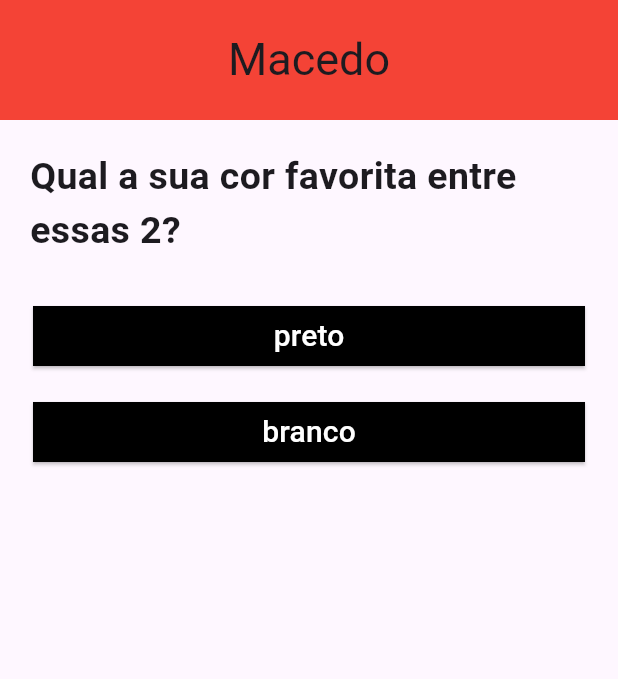
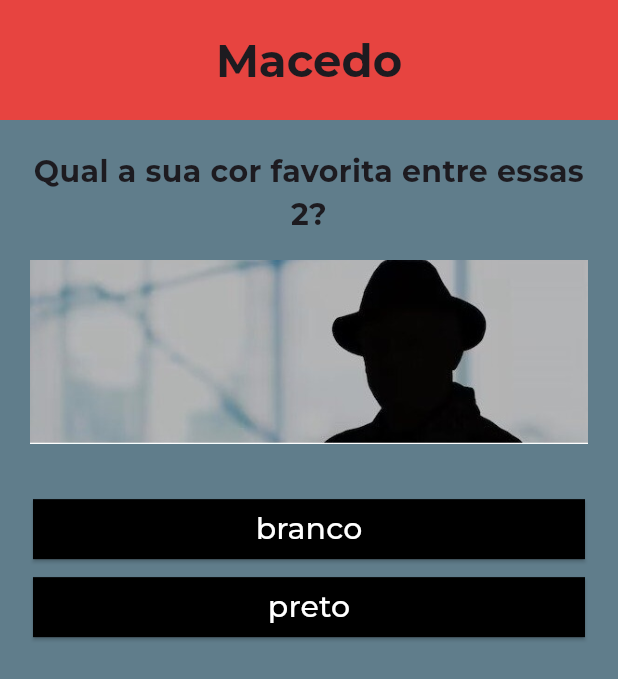
Before and after one commit to Macedo98/myapp, a Flutter app: the screen it shows after launch, on a phone screen of 412 x 824 dp. Shown: the top 679 px of the screen. Run offline on Flutter 3.47's test engine with Material 3 defaults, Android fonts, the phone set to English and light mode, and no system bars; our stand-ins replace google_fonts.

```diff
--- a/lib/botoes.dart
+++ b/lib/botoes.dart
@@ -1,10 +1,16 @@
 import 'package:flutter/material.dart';
 
 class Botoes extends StatelessWidget {
-  const Botoes({required this.resp, required this.txt, super.key});
+  const Botoes({
+    required this.resp,
+    required this.txt,
+    required this.ponto,
+    super.key,
+  });
 
-  final void Function(String) resp;
+  final void Function(String, int) resp;
   final String txt;
+  final int ponto;
 
   @override
   Widget build(BuildContext context) {
@@ -13,7 +19,7 @@ class Botoes extends StatelessWidget {
       child: SizedBox(
         width: double.infinity,
         child: ElevatedButton(
-          onPressed: () => resp(txt),
+          onPressed: () => resp(txt, ponto),
           style: ElevatedButton.styleFrom(
             backgroundColor: Colors.black,
             foregroundColor: Colors.white,
--- a/lib/dados.dart
+++ b/lib/dados.dart
@@ -3,21 +3,39 @@ import './pergunta_respostas.dart';
 final List<PerguntaRespostas> perguntasRespostas = [
   PerguntaRespostas(
     pergunta: 'Qual a sua cor favorita entre essas 2?',
+    imagem: 'assets/images/misterioso.jpg',
     respostas: [
-      'preto',
-      'branco',
+      {'r': 'preto', 'p': 4},
+      {'r': 'branco', 'p': 4},
     ],
   ),
   PerguntaRespostas(
     pergunta: 'Qual seu animal favorito entre esses?',
-    respostas: ['Gato', 'Cachorro', 'Ornitorrinco'],
+    imagem: 'assets/images/misterioso.jpg',
+    respostas: [
+      {'r': 'Gato', 'p': 0},
+      {'r': 'Cachorro', 'p': 2},
+      {'r': 'Ornitorrinco', 'p': 0},
+    ],
   ),
   PerguntaRespostas(
     pergunta: 'Qual é o seu time?',
-    respostas: ['Palmeiras', 'Corinthians', 'São Paulo', 'Santos'],
+    imagem: 'assets/images/misterioso.jpg',
+    respostas: [
+      {'r': 'Palmeiras', 'p': 0},
+      {'r': 'Corinthians', 'p': 0},
+      {'r': 'São Paulo', 'p': 2},
+      {'r': 'Santos', 'p': 0},
+    ],
   ),
   PerguntaRespostas(
     pergunta: 'Qual sua matéria preferida?',
-    respostas: ['Português', 'Matemática', 'Química', 'Educação Física'],
+    imagem: 'assets/images/misterioso.jpg',
+    respostas: [
+      {'r': 'Português', 'p': 1},
+      {'r': 'Matemática', 'p': 1},
+      {'r': 'Química', 'p': 1},
+      {'r': 'Educação Física', 'p': 2},
+    ],
   ),
 ];
--- a/lib/lista_perguntas.dart
+++ b/lib/lista_perguntas.dart
@@ -5,7 +5,7 @@ import './botoes.dart';
 class ListaPerguntas extends StatelessWidget {
   final int indicePergunta;
   final List<PerguntaRespostas> perguntas;
-  final void Function(String) responder;
+  final void Function(String, int) responder;
 
   const ListaPerguntas({
     super.key,
@@ -17,21 +17,36 @@ class ListaPerguntas extends StatelessWidget {
   @override
   Widget build(BuildContext context) {
     final perguntaAtual = perguntas[indicePergunta];
+    // shuffle apenas das respostas (lista de maps)
+    perguntaAtual.respostas.shuffle();
 
     return Column(
-      crossAxisAlignment: CrossAxisAlignment.stretch,
       children: [
         Text(
           perguntaAtual.pergunta,
-          style: const TextStyle(fontSize: 25, fontWeight: FontWeight.bold),
+          textAlign: TextAlign.center,
+          style: const TextStyle(fontSize: 20, fontWeight: FontWeight.bold),
         ),
-        const SizedBox(height: 20),
-        ...perguntaAtual.respostas
-            .map((textoBotao) => Padding(
-                  padding: const EdgeInsets.symmetric(vertical: 6),
-                  child: Botoes(resp: responder, txt: textoBotao),
-                ))
-            ,
+        Padding(
+          padding: const EdgeInsets.symmetric(vertical: 15),
+          child:
+              perguntaAtual.imagem != null && perguntaAtual.imagem!.isNotEmpty
+                  ? Image.asset(
+                      perguntaAtual.imagem!,
+                      width: double.infinity,
+                    )
+                  : const SizedBox.shrink(),
+        ),
+        const SizedBox(height: 16),
+        ...perguntaAtual.respostas.map(
+          (resposta) {
+            final String txt = resposta['r']?.toString() ?? '';
+            final int ponto = (resposta['p'] is int)
+                ? resposta['p'] as int
+                : int.tryParse('${resposta['p']}') ?? 0;
+            return Botoes(resp: responder, txt: txt, ponto: ponto);
+          },
+        ).toList(),
       ],
     );
   }
--- a/lib/main.dart
+++ b/lib/main.dart
@@ -1,8 +1,9 @@
 import 'package:flutter/material.dart';
-import 'package:myapp/pergunta_respostas.dart';
+import './pergunta_respostas.dart';
 import './dados.dart';
 import './lista_perguntas.dart';
-// import './resultado.dart';
+import './resultado.dart';
+import 'package:google_fonts/google_fonts.dart';
 
 void main() {
   runApp(const PerguntasApp());
@@ -13,7 +14,14 @@ class PerguntasApp extends StatelessWidget {
 
   @override
   Widget build(BuildContext context) {
-    return const MaterialApp(debugShowCheckedModeBanner: false, home: Home());
+    return MaterialApp(
+      debugShowCheckedModeBanner: false,
+      theme: ThemeData(
+        fontFamily: GoogleFonts.montserrat().fontFamily,
+        useMaterial3: true, // Adicionado para Material 3
+      ),
+      home: const Home(),
+    );
   }
 }
 
@@ -21,18 +29,21 @@ class Home extends StatefulWidget {
   const Home({super.key});
 
   @override
-  HomeState createState() => HomeState();
+  State<Home> createState() => _HomeState(); // Corrigido: State<Home>
 }
 
-class HomeState extends State<Home> {
-  final List<PerguntaRespostas> dados = perguntasRespostas;
-  List<Map<String, String>> respostas = [];
-  var indicePergunta = 0;
+class _HomeState extends State<Home> {
+  final List<PerguntaRespostas> dados = List.from(
+      perguntasRespostas); // Criando cópia para não modificar a original
+  List<Map<String, dynamic>> respostas = [];
+  int indicePergunta = 0;
+  int totalPontos = 0;
 
-  void responder(String r) {
-    String p = dados[indicePergunta].pergunta;
-    respostas.add({'pergunta': p, 'resposta': r});
+  void responder(String r, int ponto) {
+    final String p = dados[indicePergunta].pergunta;
+    respostas.add({'pergunta': p, 'resposta': r, 'ponto': ponto});
     setState(() {
+      totalPontos += ponto;
       indicePergunta++;
     });
   }
@@ -41,12 +52,15 @@ class HomeState extends State<Home> {
     setState(() {
       indicePergunta = 0;
       respostas = [];
+      totalPontos = 0;
+      dados.clear();
+      dados.addAll(
+          List.from(perguntasRespostas)); // Recarrega os dados originais
+      dados.shuffle(); // reembaralha as perguntas quando reinicia
     });
   }
 
-  bool get temPergunta {
-    return indicePergunta < dados.length;
-  }
+  bool get temPergunta => indicePergunta < dados.length;
 
   @override
   Widget build(BuildContext context) {
@@ -54,12 +68,14 @@ class HomeState extends State<Home> {
       appBar: AppBar(
         title: const Text(
           'Macedo',
-          style: TextStyle(fontSize: 30),
+          style: TextStyle(fontSize: 30, fontWeight: FontWeight.bold),
         ),
         centerTitle: true,
         backgroundColor: Colors.red,
         toolbarHeight: 80,
+        elevation: 4, // Adiciona sombra
       ),
+      backgroundColor: Colors.blueGrey,
       body: Padding(
         padding: const EdgeInsets.all(20),
         child: temPergunta
@@ -68,7 +84,11 @@ class HomeState extends State<Home> {
                 perguntas: dados,
                 responder: responder,
               )
-              : null //Resultado(respostas: respostas, reiniciar: reiniciar),
+            : Resultado(
+                respostas: respostas,
+                reiniciar: reiniciar,
+                totalPontos: totalPontos,
+              ), // Adicionada vírgula
       ),
     );
   }
--- a/lib/pergunta_respostas.dart
+++ b/lib/pergunta_respostas.dart
@@ -1,9 +1,11 @@
 class PerguntaRespostas {
   final String pergunta;
-  final List<String> respostas;
+  final String? imagem;
+  final List<Map<String, dynamic>> respostas;
 
   PerguntaRespostas({
     required this.pergunta,
+    this.imagem,
     required this.respostas,
   });
 }
--- a/pubspec.yaml
+++ b/pubspec.yaml
@@ -10,6 +10,9 @@ dependencies:
   flutter:
     sdk: flutter
 
+  cupertino_icons: ^1.0.8
+  google_fonts: ^6.3.3
+
 dev_dependencies:
   flutter_test:
     sdk: flutter
@@ -17,3 +20,5 @@ dev_dependencies:
 
 flutter:
   uses-material-design: true
+  assets:
+    - assets/images/
```
Also changed, not shown: lib/itens.dart (added, +53 -0 lines), lib/resultado.dart (added, +119 -0 lines), assets/images/cazaquistao.jpg (added), assets/images/misterioso.jpg (added), assets/images/ouro.jpg (added), pubspec.lock. Lines whose indentation alone changed are shown as unchanged.
